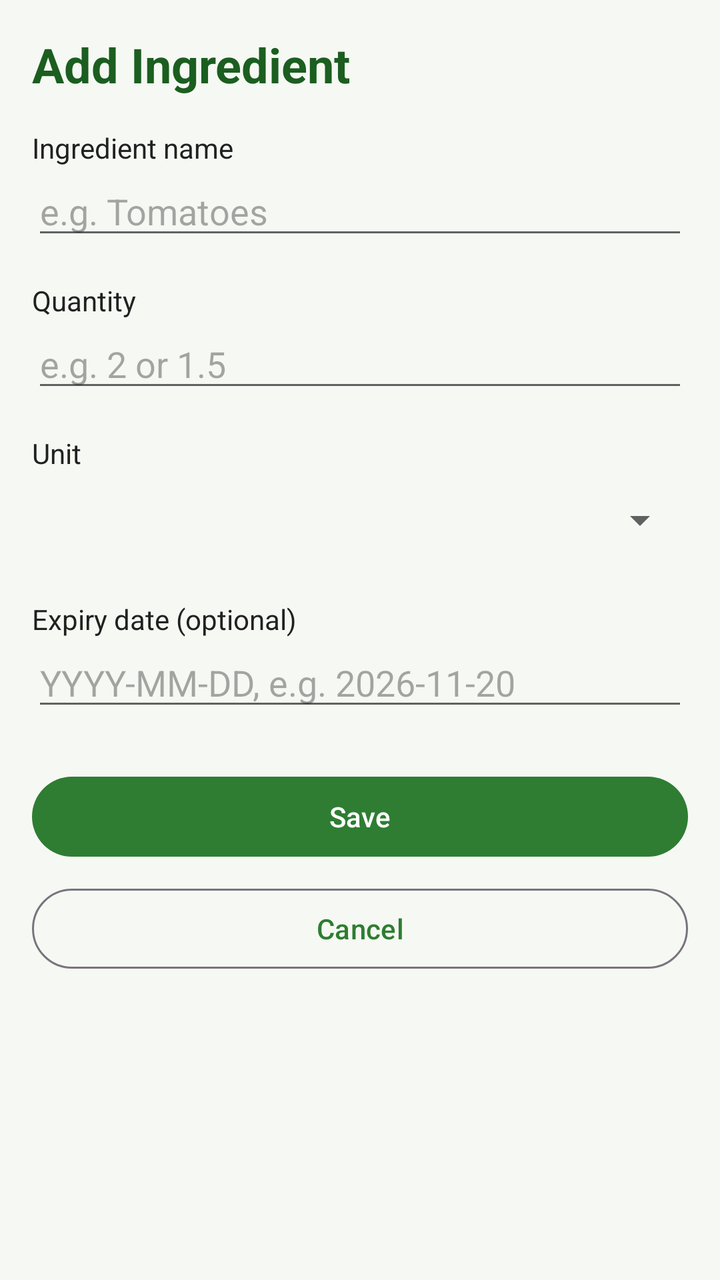
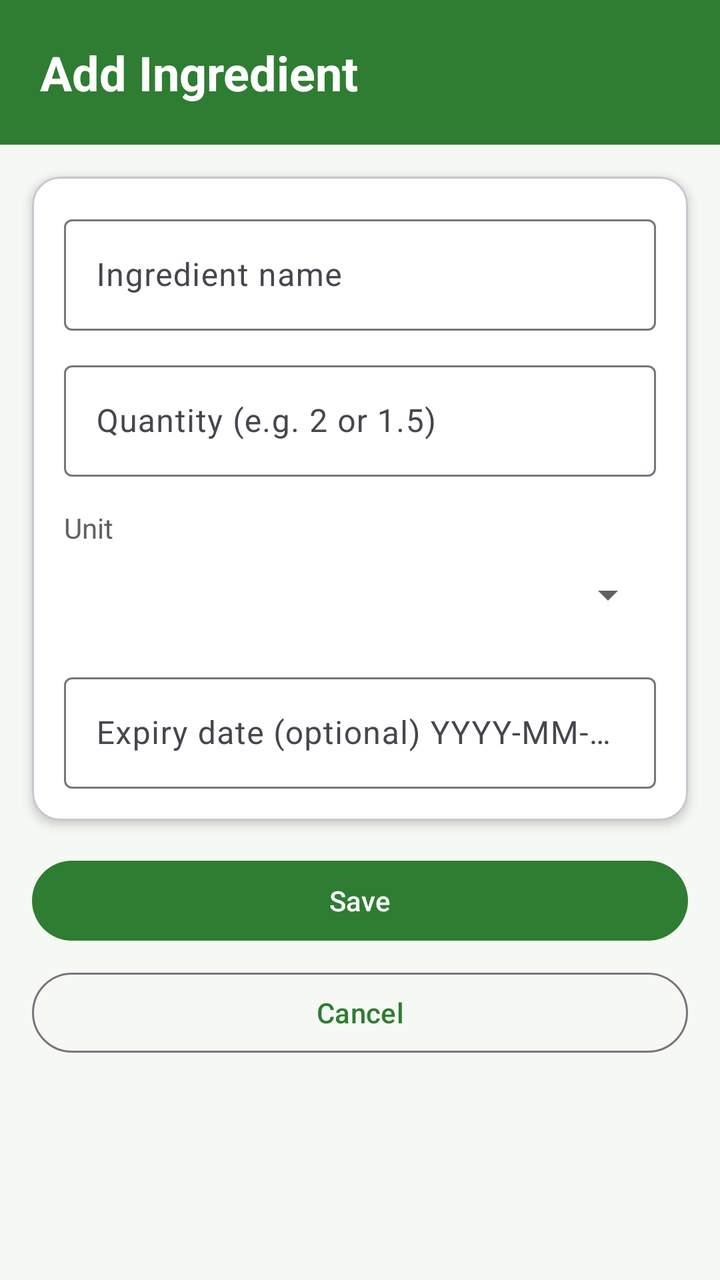

Compare the two renders of this Android layout. The source of the first and the diff that turns it into the second are given below.
<!-- AndroidManifest.xml: application theme Theme.SmartPantryManager -->
<!-- res/layout/activity_add_edit_ingredient.xml -->
<?xml version="1.0" encoding="utf-8"?>
<ScrollView xmlns:android="http://schemas.android.com/apk/res/android"
    android:id="@+id/addRoot"
    android:layout_width="match_parent"
    android:layout_height="match_parent"
    android:fillViewport="true"
    android:background="@color/app_background">

    <LinearLayout
        android:layout_width="match_parent"
        android:layout_height="wrap_content"
        android:orientation="vertical"
        android:padding="16dp">

        <TextView
            android:id="@+id/textFormTitle"
            android:layout_width="wrap_content"
            android:layout_height="wrap_content"
            android:text="Add Ingredient"
            android:textSize="24sp"
            android:textStyle="bold"
            android:textColor="@color/primary_dark"/>

        <TextView
            android:layout_width="wrap_content"
            android:layout_height="wrap_content"
            android:layout_marginTop="16dp"
            android:text="Ingredient name" />

        <EditText
            android:id="@+id/editName"
            android:layout_width="match_parent"
            android:layout_height="wrap_content"
            android:hint="e.g. Tomatoes"
            android:inputType="textCapWords"
            android:maxLength="40" />

        <TextView
            android:layout_width="wrap_content"
            android:layout_height="wrap_content"
            android:layout_marginTop="16dp"
            android:text="Quantity" />

        <EditText
            android:id="@+id/editQuantity"
            android:layout_width="match_parent"
            android:layout_height="wrap_content"
            android:hint="e.g. 2 or 1.5"
            android:inputType="numberDecimal" />

        <TextView
            android:layout_width="wrap_content"
            android:layout_height="wrap_content"
            android:layout_marginTop="16dp"
            android:text="Unit" />

        <Spinner
            android:id="@+id/spinnerUnit"
            android:layout_width="match_parent"
            android:layout_height="48dp" />

        <TextView
            android:layout_width="wrap_content"
            android:layout_height="wrap_content"
            android:layout_marginTop="16dp"
            android:text="Expiry date (optional)" />

        <EditText
            android:id="@+id/editExpiry"
            android:layout_width="match_parent"
            android:layout_height="wrap_content"
            android:hint="YYYY-MM-DD, e.g. 2026-11-20"
            android:inputType="date"
            android:maxLength="10" />

        <Button
            android:id="@+id/buttonSave"
            android:layout_width="match_parent"
            android:layout_height="wrap_content"
            android:layout_marginTop="24dp"
            android:text="Save" />

        <Button
            android:id="@+id/buttonCancel"
            android:layout_width="match_parent"
            android:layout_height="wrap_content"
            android:layout_marginTop="8dp"
            android:text="Cancel"
            style="@style/Widget.Material3.Button.OutlinedButton"/>

        <Button
            android:id="@+id/buttonDelete"
            android:layout_width="match_parent"
            android:layout_height="wrap_content"
            android:layout_marginTop="8dp"
            android:text="Delete"
            android:textColor="#D32F2F"
            android:visibility="gone" />

    </LinearLayout>
</ScrollView>
<!-- resources referenced by this layout -->
<resources>
  <color name="app_background">#F6F8F3</color>
  <color name="primary_dark">#1B5E20</color>
  <style name="Theme.SmartPantryManager" parent="Base.Theme.SmartPantryManager" />
  <style name="Base.Theme.SmartPantryManager" parent="Theme.Material3.Light.NoActionBar">
          <item name="colorPrimary">@color/primary</item>
          <item name="colorOnPrimary">@color/white</item>
          <item name="colorSecondary">@color/accent</item>
          <item name="android:windowBackground">@color/app_background</item>
          <item name="android:textColorPrimary">@color/text_primary</item>
          <item name="android:textColorSecondary">@color/text_secondary</item>
          <item name="android:textColor">@color/text_primary</item>
      </style>
  <color name="primary">#2E7D32</color>
  <color name="white">#FFFFFFFF</color>
  <color name="accent">#FF8F00</color>
  <color name="text_primary">#212121</color>
  <color name="text_secondary">#616161</color>
</resources>

<!-- the commit's change to res/layout/activity_add_edit_ingredient.xml (unified diff, before → after) -->
@@ -1,100 +1,129 @@
 <?xml version="1.0" encoding="utf-8"?>
 <ScrollView xmlns:android="http://schemas.android.com/apk/res/android"
+    xmlns:app="http://schemas.android.com/apk/res-auto"
     android:id="@+id/addRoot"
     android:layout_width="match_parent"
     android:layout_height="match_parent"
-    android:fillViewport="true"
-    android:background="@color/app_background">
+    android:background="@color/app_background"
+    android:fillViewport="true">
 
     <LinearLayout
         android:layout_width="match_parent"
         android:layout_height="wrap_content"
-        android:orientation="vertical"
-        android:padding="16dp">
+        android:orientation="vertical">
 
         <TextView
             android:id="@+id/textFormTitle"
-            android:layout_width="wrap_content"
-            android:layout_height="wrap_content"
-            android:text="Add Ingredient"
-            android:textSize="24sp"
-            android:textStyle="bold"
-            android:textColor="@color/primary_dark"/>
-
-        <TextView
-            android:layout_width="wrap_content"
-            android:layout_height="wrap_content"
-            android:layout_marginTop="16dp"
-            android:text="Ingredient name" />
-
-        <EditText
-            android:id="@+id/editName"
             android:layout_width="match_parent"
             android:layout_height="wrap_content"
-            android:hint="e.g. Tomatoes"
-            android:inputType="textCapWords"
-            android:maxLength="40" />
+            android:background="@color/primary"
+            android:padding="20dp"
+            android:text="Add Ingredient"
+            android:textColor="@color/white"
+            android:textSize="24sp"
+            android:textStyle="bold" />
 
-        <TextView
-            android:layout_width="wrap_content"
-            android:layout_height="wrap_content"
-            android:layout_marginTop="16dp"
-            android:text="Quantity" />
-
-        <EditText
-            android:id="@+id/editQuantity"
+        <com.google.android.material.card.MaterialCardView
             android:layout_width="match_parent"
             android:layout_height="wrap_content"
-            android:hint="e.g. 2 or 1.5"
-            android:inputType="numberDecimal" />
+            android:layout_margin="16dp"
+            app:cardBackgroundColor="@color/card_background"
+            app:cardCornerRadius="14dp"
+            app:cardElevation="3dp">
 
-        <TextView
-            android:layout_width="wrap_content"
-            android:layout_height="wrap_content"
-            android:layout_marginTop="16dp"
-            android:text="Unit" />
+            <LinearLayout
+                android:layout_width="match_parent"
+                android:layout_height="wrap_content"
+                android:orientation="vertical"
+                android:padding="16dp">
 
-        <Spinner
-            android:id="@+id/spinnerUnit"
-            android:layout_width="match_parent"
-            android:layout_height="48dp" />
+                <com.google.android.material.textfield.TextInputLayout
+                    style="@style/Widget.Material3.TextInputLayout.OutlinedBox"
+                    android:layout_width="match_parent"
+                    android:layout_height="wrap_content"
+                    android:hint="Ingredient name">
 
-        <TextView
-            android:layout_width="wrap_content"
-            android:layout_height="wrap_content"
-            android:layout_marginTop="16dp"
-            android:text="Expiry date (optional)" />
+                    <com.google.android.material.textfield.TextInputEditText
+                        android:id="@+id/editName"
+                        android:layout_width="match_parent"
+                        android:layout_height="wrap_content"
+                        android:inputType="textCapWords"
+                        android:maxLength="40" />
+                </com.google.android.material.textfield.TextInputLayout>
 
-        <EditText
-            android:id="@+id/editExpiry"
-            android:layout_width="match_parent"
-            android:layout_height="wrap_content"
-            android:hint="YYYY-MM-DD, e.g. 2026-11-20"
-            android:inputType="date"
-            android:maxLength="10" />
+                <com.google.android.material.textfield.TextInputLayout
+                    style="@style/Widget.Material3.TextInputLayout.OutlinedBox"
+                    android:layout_width="match_parent"
+                    android:layout_height="wrap_content"
+                    android:layout_marginTop="12dp"
+                    android:hint="Quantity (e.g. 2 or 1.5)">
+
+                    <com.google.android.material.textfield.TextInputEditText
+                        android:id="@+id/editQuantity"
+                        android:layout_width="match_parent"
+                        android:layout_height="wrap_content"
+                        android:inputType="numberDecimal" />
+                </com.google.android.material.textfield.TextInputLayout>
+
+                <TextView
+                    android:layout_width="wrap_content"
+                    android:layout_height="wrap_content"
+                    android:layout_marginTop="16dp"
+                    android:text="Unit"
+                    android:textColor="@color/text_secondary"
+                    android:textSize="14sp" />
+
+                <Spinner
+                    android:id="@+id/spinnerUnit"
+                    android:layout_width="match_parent"
+                    android:layout_height="48dp" />
+
+                <com.google.android.material.textfield.TextInputLayout
+                    style="@style/Widget.Material3.TextInputLayout.OutlinedBox"
+                    android:layout_width="match_parent"
+                    android:layout_height="wrap_content"
+                    android:layout_marginTop="12dp"
+                    android:hint="Expiry date (optional) YYYY-MM-DD">
+
+                    <com.google.android.material.textfield.TextInputEditText
+                        android:id="@+id/editExpiry"
+                        android:layout_width="match_parent"
+                        android:layout_height="wrap_content"
+                        android:inputType="date"
+                        android:maxLength="10" />
+                </com.google.android.material.textfield.TextInputLayout>
+            </LinearLayout>
+        </com.google.android.material.card.MaterialCardView>
 
         <Button
             android:id="@+id/buttonSave"
             android:layout_width="match_parent"
             android:layout_height="wrap_content"
-            android:layout_marginTop="24dp"
+            android:layout_marginStart="16dp"
+            android:layout_marginEnd="16dp"
             android:text="Save" />
 
         <Button
             android:id="@+id/buttonCancel"
+            style="@style/Widget.Material3.Button.OutlinedButton"
             android:layout_width="match_parent"
             android:layout_height="wrap_content"
+            android:layout_marginStart="16dp"
             android:layout_marginTop="8dp"
-            android:text="Cancel"
-            style="@style/Widget.Material3.Button.OutlinedButton"/>
+            android:layout_marginEnd="16dp"
+            android:text="Cancel" />
 
         <Button
             android:id="@+id/buttonDelete"
             android:layout_width="match_parent"
             android:layout_height="wrap_content"
+            android:layout_marginStart="16dp"
             android:layout_marginTop="8dp"
+            android:layout_marginEnd="16dp"
+            android:layout_marginBottom="24dp"
+            android:backgroundTint="#D32F2F"
             android:text="Delete"
-            android:textColor="#D32F2F"
+            android:textColor="@color/white"
             android:visibility="gone" />
 
     </LinearLayout>
<!-- resource entries referenced after the edit -->
@@ -1,7 +1,7 @@
 <!-- resources referenced by this layout -->
 <resources>
   <color name="app_background">#F6F8F3</color>
-  <color name="primary_dark">#1B5E20</color>
+  <color name="card_background">#FFFFFF</color>
   <style name="Theme.SmartPantryManager" parent="Base.Theme.SmartPantryManager" />
   <style name="Base.Theme.SmartPantryManager" parent="Theme.Material3.Light.NoActionBar">
           <item name="colorPrimary">@color/primary</item>
